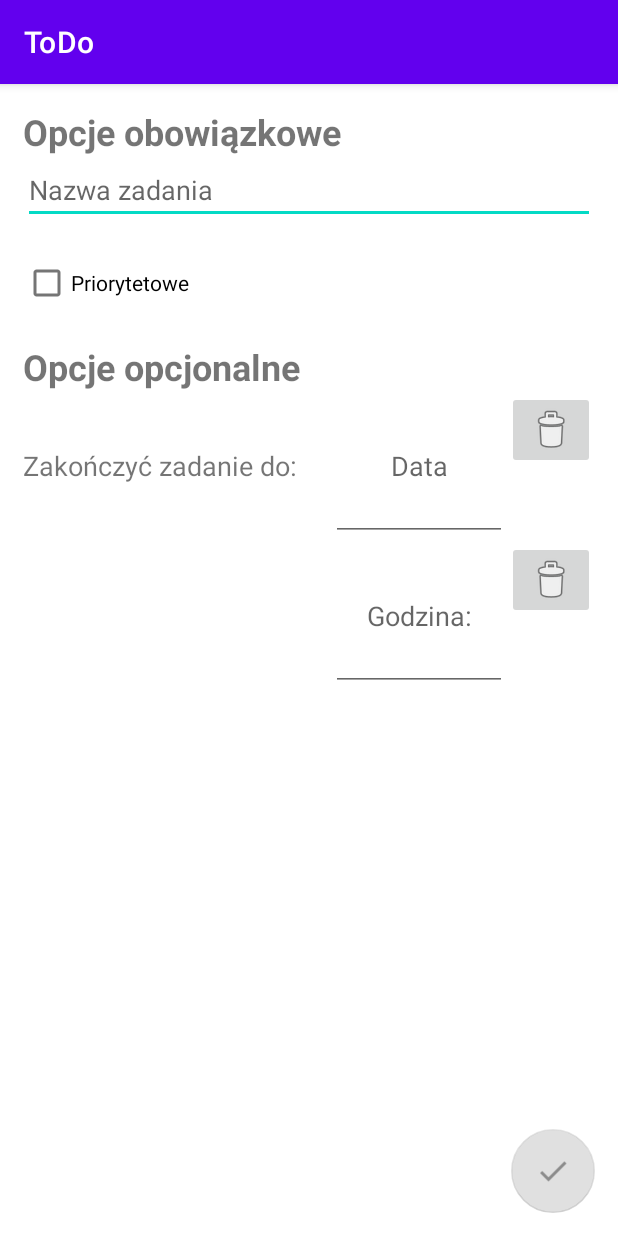
After one commit to MateuszLebioda/ToDo, an Android app: the AddNewTodo screen opened directly, with no data from a screen before it, on a phone screen of 412 x 824 dp. The commit adds this screen. Run offline under Robolectric (Android 15) with nearby library versions, the phone set to English and light mode, and no system bars.

Commit message:
Addition Feature

```diff
--- a/app/src/main/AndroidManifest.xml
+++ b/app/src/main/AndroidManifest.xml
@@ -9,6 +9,7 @@
         android:roundIcon="@mipmap/ic_launcher_round"
         android:supportsRtl="true"
         android:theme="@style/Theme.ToDo">
+        <activity android:name=".activity.AddNewTodo"></activity>
         <activity android:name=".MainActivity">
             <intent-filter>
                 <action android:name="android.intent.action.MAIN" />
--- /dev/null
+++ b/app/src/main/java/com/mateusz/todo/activity/AddNewTodo.java
@@ -0,0 +1,153 @@
+package com.mateusz.todo.activity;
+
+import androidx.appcompat.app.AppCompatActivity;
+
+import android.app.DatePickerDialog;
+import android.app.TimePickerDialog;
+import android.content.Intent;
+import android.os.Bundle;
+import android.text.Editable;
+import android.text.TextWatcher;
+import android.widget.Button;
+import android.widget.CheckBox;
+import android.widget.DatePicker;
+import android.widget.EditText;
+import android.widget.ImageButton;
+import android.widget.TextView;
+import android.widget.TimePicker;
+import android.widget.Toast;
+
+import com.google.android.material.floatingactionbutton.FloatingActionButton;
+import com.mateusz.todo.MainActivity;
+import com.mateusz.todo.R;
+import com.mateusz.todo.data.DataManager;
+import com.mateusz.todo.model.ToDo;
+
+import org.threeten.bp.LocalDate;
+import org.threeten.bp.LocalDateTime;
+import org.threeten.bp.LocalTime;
+
+public class AddNewTodo extends AppCompatActivity implements DatePickerDialog.OnDateSetListener, TimePickerDialog.OnTimeSetListener {
+
+    private DataManager dataManager = DataManager.getInstance();
+
+    private LocalDate deadlineDate;
+    private LocalTime deadlineTime;
+
+    private EditText editTextDate;
+    private EditText editTextHour;
+    private TextView nameText;
+    private FloatingActionButton submitNewToDoButton;
+    private ImageButton clearDate;
+    private ImageButton clearHour;
+    private CheckBox priorityCheckBox;
+
+    @Override
+    protected void onCreate(Bundle savedInstanceState) {
+        super.onCreate(savedInstanceState);
+        setContentView(R.layout.activity_add_new_todo);
+
+        initFields();
+    }
+
+    private void initFields() {
+
+        clearHour = findViewById(R.id.clearHour);
+        clearHour.setOnClickListener(v -> {
+            editTextHour.setText("");
+            deadlineTime = null;
+            clearHour.setClickable(false);
+        });
+
+        clearDate = findViewById(R.id.clearDate);
+        clearDate.setOnClickListener(v -> {
+            editTextDate.setText("");
+            deadlineDate = null;
+            clearDate.setClickable(false);
+        });
+
+        submitNewToDoButton = findViewById(R.id.submitNewToDoButton);
+        submitNewToDoButton.setOnClickListener(v -> {
+
+            LocalDateTime term = null;
+
+            if(deadlineDate != null && deadlineTime != null){
+                term = LocalDateTime.of(deadlineDate, deadlineTime);
+            }else if(deadlineDate != null){
+                term = LocalDateTime.of(deadlineDate, LocalTime.of(0,0,0));
+            }
+
+            ToDo toDo = ToDo.builder().name(nameText.getText().toString()).priority(priorityCheckBox.isChecked()).term(term).build();
+            dataManager.addToDo(toDo);
+
+            Toast.makeText(this, "Pomyślnie dodano zadanie", Toast.LENGTH_SHORT).show();
+
+            Intent intent = new Intent(this, MainActivity.class);
+            startActivity(intent);
+
+        });
+
+        priorityCheckBox = findViewById(R.id.priorityCheckBox);
+
+        nameText = findViewById(R.id.nameText);
+        nameText.addTextChangedListener(new TextWatcher() {
+            @Override
+            public void beforeTextChanged(CharSequence s, int start, int count, int after) {
+
+            }
+
+            @Override
+            public void onTextChanged(CharSequence s, int start, int before, int count) {
+                if(s.length()>0){
+                    submitNewToDoButton.setEnabled(true);
+                }else{
+                    submitNewToDoButton.setEnabled(false);
+                }
+            }
+
+            @Override
+            public void afterTextChanged(Editable s) {
+
+            }
+        });
+
+
+
+        editTextDate = findViewById(R.id.editTextDate);
+        editTextDate.setShowSoftInputOnFocus(false);
+
+        editTextDate.setOnClickListener(v -> {
+
+            LocalDate date = LocalDate.now();
+            DatePickerDialog dataDialog = new DatePickerDialog(this, this,
+                    date.getYear(), date.getMonthValue() - 1,
+                    date.getDayOfMonth());
+            dataDialog.show();
+        });
+
+        editTextHour = findViewById(R.id.editTextHour);
+        editTextHour.setShowSoftInputOnFocus(false);
+
+        editTextHour.setOnClickListener(v -> {
+            LocalTime time = LocalTime.now();
+            TimePickerDialog timePickerDialog = new TimePickerDialog(this, this, time.getHour() + 2 , time.getMinute(), true);
+            timePickerDialog.show();
+        });
+
+
+    }
+
+    @Override
+    public void onDateSet(DatePicker view, int year, int month, int dayOfMonth) {
+        deadlineDate = LocalDate.of(year,month-1,dayOfMonth);
+        editTextDate.setText(LocalDate.of(year, month-1, dayOfMonth).toString());
+        clearDate.setClickable(true);
+    }
+
+    @Override
+    public void onTimeSet(TimePicker view, int hourOfDay, int minute) {
+        deadlineTime = LocalTime.of(hourOfDay, minute,0);
+        editTextHour.setText(LocalTime.of(hourOfDay, minute, 0).toString());
+        clearHour.setClickable(true);
+    }
+}
--- /dev/null
+++ b/app/src/main/res/layout/activity_add_new_todo.xml
@@ -0,0 +1,130 @@
+<?xml version="1.0" encoding="utf-8"?>
+<androidx.constraintlayout.widget.ConstraintLayout xmlns:android="http://schemas.android.com/apk/res/android"
+    xmlns:app="http://schemas.android.com/apk/res-auto"
+    xmlns:tools="http://schemas.android.com/tools"
+    android:layout_width="match_parent"
+    android:layout_height="match_parent"
+    tools:context=".activity.AddNewTodo">
+
+    <LinearLayout
+        android:layout_width="match_parent"
+        android:layout_height="match_parent"
+        android:orientation="vertical"
+        android:padding="15dp"
+        tools:layout_editor_absoluteX="0dp"
+        tools:layout_editor_absoluteY="26dp">
+
+        <TextView
+            android:id="@+id/label"
+            android:layout_width="match_parent"
+            android:layout_height="wrap_content"
+            android:text="Opcje obowiązkowe"
+            android:textSize="24sp"
+            android:textStyle="bold" />
+
+        <EditText
+            android:id="@+id/nameText"
+            android:layout_width="match_parent"
+            android:layout_height="wrap_content"
+            android:ems="10"
+            android:hint="Nazwa zadania"
+            android:inputType="textPersonName" />
+
+        <CheckBox
+            android:id="@+id/priorityCheckBox"
+            android:layout_width="match_parent"
+            android:layout_height="wrap_content"
+            android:layout_marginTop="15dp"
+            android:text="Priorytetowe" />
+
+        <TextView
+            android:id="@+id/label2"
+            android:layout_width="match_parent"
+            android:layout_height="wrap_content"
+            android:layout_marginTop="15dp"
+            android:text="Opcje opcjonalne"
+            android:textSize="24sp"
+            android:textStyle="bold" />
+
+        <LinearLayout
+            android:layout_width="match_parent"
+            android:layout_height="150px">
+
+            <TextView
+                android:id="@+id/label3"
+                android:layout_width="0dp"
+                android:layout_height="wrap_content"
+                android:layout_weight="7"
+                android:text="Zakończyć zadanie do:"
+                android:textSize="18sp" />
+
+            <EditText
+                android:id="@+id/editTextDate"
+                android:layout_width="0dp"
+                android:layout_height="match_parent"
+                android:layout_weight="4"
+                android:gravity="center"
+                android:focusable="false"
+
+                android:hint="Data"
+                android:inputType="none" />
+
+            <ImageButton
+                android:id="@+id/clearDate"
+                android:clickable="false"
+                android:layout_width="0dp"
+                android:layout_height="wrap_content"
+                android:layout_weight="2"
+                app:srcCompat="@android:drawable/ic_menu_delete" />
+
+        </LinearLayout>
+
+        <LinearLayout
+            android:layout_width="match_parent"
+            android:layout_height="150px">
+
+            <TextView
+                android:id="@+id/textView4"
+                android:layout_width="0dp"
+                android:layout_height="wrap_content"
+                android:layout_weight="7"
+                android:text=""
+                android:textSize="18sp" />
+
+            <EditText
+                android:id="@+id/editTextHour"
+                android:layout_width="0dp"
+                android:layout_height="match_parent"
+                android:layout_weight="4"
+                android:ems="10"
+                android:focusable="false"
+                android:hint="Godzina:"
+                android:gravity="center"
+                android:inputType="none" />
+
+
+            <ImageButton
+                android:id="@+id/clearHour"
+                android:layout_width="0dp"
+                android:layout_height="wrap_content"
+                android:layout_weight="2"
+                android:enabled="true"
+                app:srcCompat="@android:drawable/ic_menu_delete" />
+
+        </LinearLayout>
+
+
+    </LinearLayout>
+
+    <com.google.android.material.floatingactionbutton.FloatingActionButton
+        android:id="@+id/submitNewToDoButton"
+        android:layout_width="wrap_content"
+        android:layout_height="wrap_content"
+        android:layout_marginRight="15sp"
+        android:layout_marginBottom="15sp"
+        android:clickable="true"
+        app:layout_constraintBottom_toBottomOf="parent"
+        android:enabled="false"
+        app:layout_constraintEnd_toEndOf="parent"
+        app:srcCompat="@drawable/outline_done_black_24dp" />
+</androidx.constraintlayout.widget.ConstraintLayout>
--- a/app/src/main/res/layout/activity_main.xml
+++ b/app/src/main/res/layout/activity_main.xml
@@ -22,7 +22,7 @@
     </ScrollView>
 
     <com.google.android.material.floatingactionbutton.FloatingActionButton
-        android:id="@+id/floatingActionButton5"
+        android:id="@+id/addNewToDoButton"
         android:layout_width="wrap_content"
         android:layout_height="wrap_content"
         app:layout_constraintBottom_toBottomOf="parent"
```
Also changed, not shown: app/src/main/java/com/mateusz/todo/MainActivity.java (+14 -16 lines), app/src/main/java/com/mateusz/todo/data/DataManager.java (+6 -1 lines), app/src/main/java/com/mateusz/todo/model/ToDo.java (+22 -2 lines), app/src/main/res/drawable/outline_done_black_24dp.png (added).
